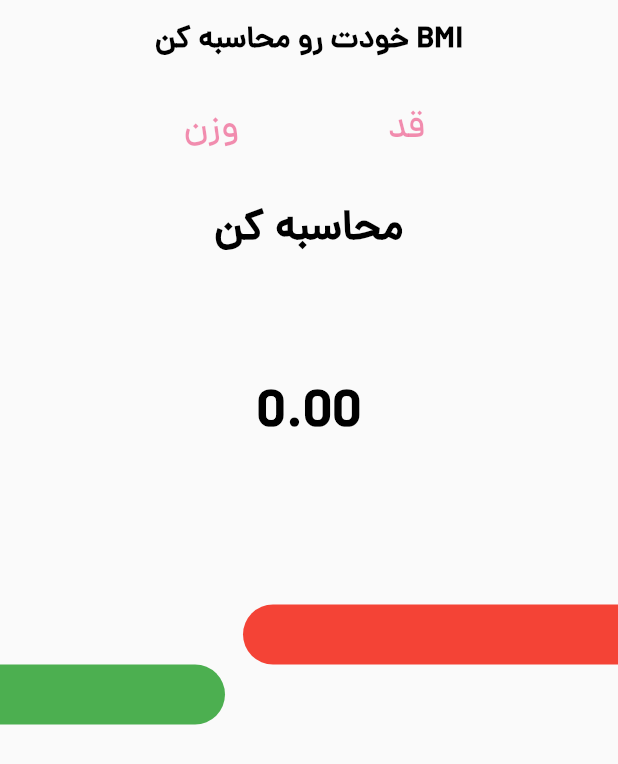
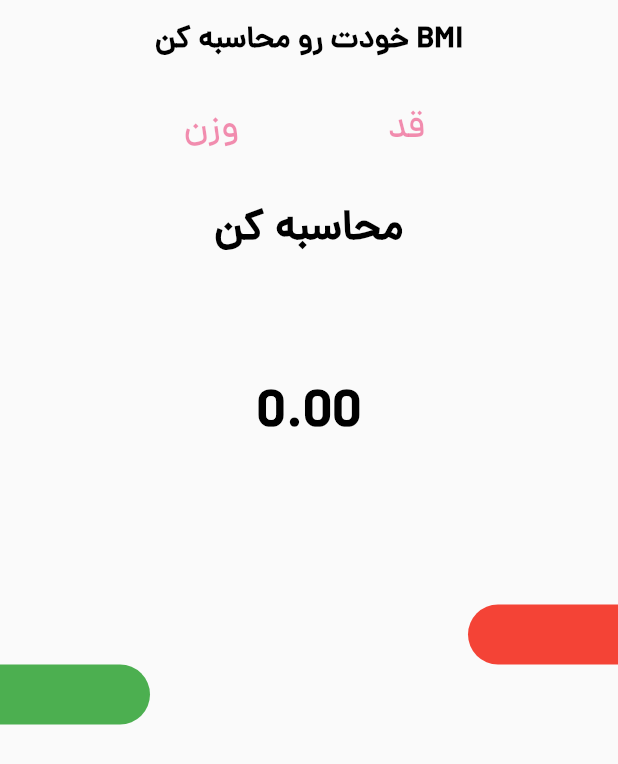
Before and after one commit to alirezakariminejad/flutter_bmi, a Flutter app: the screen it shows after launch, on a phone screen of 412 x 824 dp. Shown: the top 764 px of the screen. Run offline on Flutter 3.47's test engine with Material 2 defaults, Android fonts, the phone set to English and light mode, and no system bars; our stand-ins replace hexcolor.

Commit message:
Change of red and green line based on BMI index

```diff
--- a/lib/screens/home_screen.dart
+++ b/lib/screens/home_screen.dart
@@ -16,6 +16,9 @@ class _HomeScreenState extends State<HomeScreen> {
 
   double resultBMI = 0;
   String resultText = "";
+
+  double greenLine = 100.0;
+  double redLine = 100.0;
 
   @override
   Widget build(BuildContext context) {
@@ -99,10 +102,16 @@ class _HomeScreenState extends State<HomeScreen> {
 
                   if (resultBMI > 25) {
                     resultText = 'شما اضافه وزن دارید';
+                    redLine = 200;
+                    greenLine = 50;
                   } else if (resultBMI >= 18.5 && resultBMI < 25) {
                     resultText = 'وزن شما نرمال است';
+                    redLine = 50;
+                    greenLine = 200;
                   } else {
                     resultText = 'وزن شما کمتر از حد نرمال است';
+                    redLine = 50;
+                    greenLine = 50;
                   }
                 });
               },
@@ -142,8 +151,8 @@ class _HomeScreenState extends State<HomeScreen> {
               ),
             ),
             SizedBox(height: 40.0),
-            RightShape(width: 250.0),
-            LeftShape(width: 150.0),
+            RightShape(width: redLine),
+            LeftShape(width: greenLine),
           ],
         ),
       ),
```
